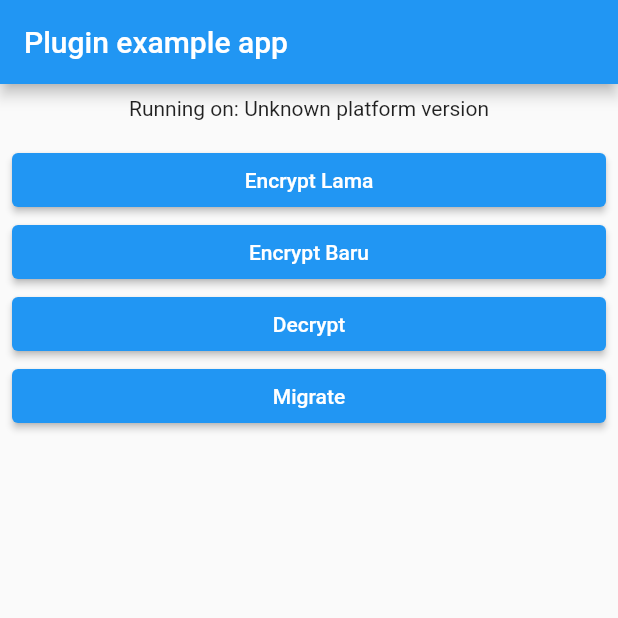
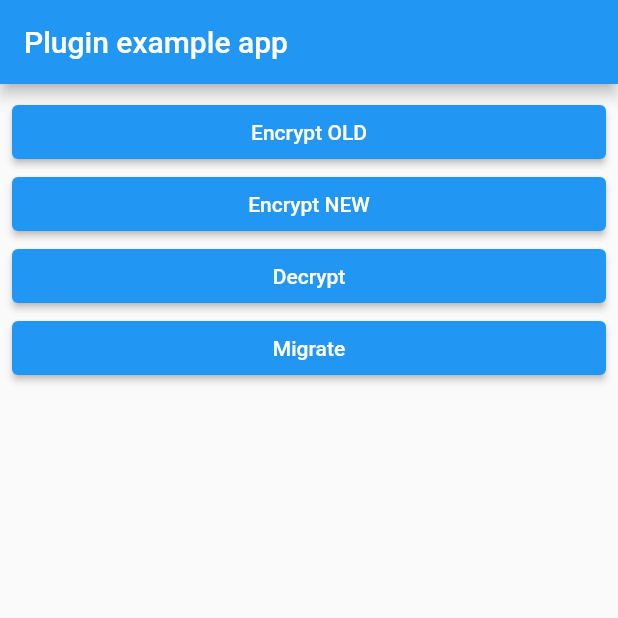
Before and after one commit to muhammadsaddamnur/keystore_strongbox, a Flutter app: the screen it shows after launch, after a tap on "Migrate", on a phone screen of 412 x 824 dp, the top half of it. Run offline on Flutter 3.47's test engine with Material 2 defaults, Android fonts, the phone set to English and light mode, and no system bars; our stand-ins replace plugin_platform_interface, shared_preferences; missing offline and left inert: biometricx.

Commit message:
chore: :zap: refactor example

```diff
--- a/example/lib/main.dart
+++ b/example/lib/main.dart
@@ -2,9 +2,6 @@ import 'dart:developer';
 
 import 'package:biometricx/biometricx.dart';
 import 'package:flutter/material.dart';
-import 'dart:async';
-
-import 'package:flutter/services.dart';
 import 'package:keystore_strongbox/keystore_strongbox.dart';
 
 void main() {
@@ -13,60 +10,39 @@ void main() {
 }
 
 class MyApp extends StatefulWidget {
-  const MyApp({super.key});
+  const MyApp({Key? key}) : super(key: key);
 
   @override
   State<MyApp> createState() => _MyAppState();
 }
 
 class _MyAppState extends State<MyApp> {
-  String _platformVersion = 'Unknown';
   final _keystoreStrongboxPlugin = KeystoreStrongbox();
 
   @override
   void initState() {
     super.initState();
-    initPlatformState();
   }
 
-  // Platform messages are asynchronous, so we initialize in an async method.
-  Future<void> initPlatformState() async {
-    String platformVersion;
-    // Platform messages may fail, so we use a try/catch PlatformException.
-    // We also handle the message potentially returning null.
-    try {
-      platformVersion = await _keystoreStrongboxPlugin.getPlatformVersion() ??
-          'Unknown platform version';
-    } on PlatformException {
-      platformVersion = 'Failed to get platform version.';
-    }
+  /// Migrates the initialization vector (IV) from the old keystore to the new keystore.
+  void migrate() async {
+    /// Try to find the IV with the current user in the new keystore
+    /// If it's null, retrieve the IV from the old keystore and migrate it to the new keystore
+    var newIV = await _keystoreStrongboxPlugin.getIV(
+      key: "indonesia",
+    );
+    log(newIV.toString());
+    if (newIV != null) return;
 
-    // If the widget was removed from the tree while the asynchronous platform
-    // message was in flight, we want to discard the reply rather than calling
-    // setState to update our non-existent appearance.
-    if (!mounted) return;
-
-    setState(() {
-      _platformVersion = platformVersion;
-    });
-  }
-
-  migrate() async {
-    /// coba cari iv dengan current user di keystore baru
-    /// kalo null ambil iv dari keystore lama pindah ke keystore baru
-    var baru = await _keystoreStrongboxPlugin.getIV(
-      key: "dam",
-    );
-    log(baru.toString());
-    if (baru != null) return;
-    var lama = await _keystoreStrongboxPlugin.getIV(
-      key: "dam",
+    var oldIV = await _keystoreStrongboxPlugin.getIV(
+      key: "indonesia",
       sharedPreferences: 'com.salkuadrat.biometricx',
     );
-    if (lama == null) return;
+    if (oldIV == null) return;
+
     await _keystoreStrongboxPlugin.setIV(
-      key: 'dam',
-      value: lama,
+      key: 'indonesia',
+      value: oldIV,
     );
   }
 
@@ -81,59 +57,46 @@ class _MyAppState extends State<MyApp> {
           padding: const EdgeInsets.all(8.0),
           child: ListView(
             children: [
-              Center(
-                child: Text('Running on: $_platformVersion\n'),
-              ),
               ElevatedButton(
                 onPressed: () async {
                   var res = await BiometricX.encrypt(
                     userAuthenticationRequired: false,
                     storeSharedPreferences: false,
-                    tag: 'dam',
+                    tag: 'indonesia',
                     returnCipher: true,
-                    messageKey: 'saddam',
-                    message: 'saddam',
+                    messageKey: 'bali',
+                    message: 'bali',
                   );
-                  log('x ' + res.data.toString());
+                  log('x ${res.data}');
                 },
-                child: Text('Encrypt Lama'),
+                child: const Text('Encrypt OLD'),
               ),
               ElevatedButton(
                 onPressed: () async {
                   var s = await _keystoreStrongboxPlugin.encrypt(
-                    tag: 'dam',
-                    message: 'saddam',
+                    tag: 'indonesia',
+                    message: 'bali',
                   );
 
-                  log('s ' + s.toString());
+                  log('s $s');
                 },
-                child: Text('Encrypt Baru'),
+                child: const Text('Encrypt NEW'),
               ),
               ElevatedButton(
                 onPressed: () async {
                   var s = await _keystoreStrongboxPlugin.decrypt(
-                    tag: 'dam',
-                    message: 'xLGFc++JfdtswrlQsGUFsWtdcRDaPQ==',
+                    tag: 'indonesia',
+                    message: 'va8YJOC3HXI0bZ/vURdXZnX7Xfs=',
                   );
-
-                  // var res = await BiometricX.decrypt(
-                  //   userAuthenticationRequired: false,
-                  //   storeSharedPreferences: false,
-                  //   tag: 'dam',
-                  //   cipherText: 'zrWht6XB2Hk147kORB4gRpost2DxMw==',
-                  //   messageKey: 'saddam',
-                  // );
-
-                  log('s ' + s.toString());
-                  // log('x ' + res.data.toString());
+                  log('s $s');
                 },
-                child: Text('Decrypt'),
+                child: const Text('Decrypt'),
               ),
               ElevatedButton(
                 onPressed: () async {
                   migrate();
                 },
-                child: Text('Migrate'),
+                child: const Text('Migrate'),
               ),
             ],
           ),
--- a/lib/keystore_strongbox.dart
+++ b/lib/keystore_strongbox.dart
@@ -1,10 +1,12 @@
 import 'keystore_strongbox_platform_interface.dart';
 
 class KeystoreStrongbox {
+  /// Retrieves the platform version from the underlying platform-specific implementation.
   Future<String?> getPlatformVersion() {
     return KeystoreStrongboxPlatform.instance.getPlatformVersion();
   }
 
+  /// Encrypts the provided message using the specified tag and sharedPreferences.
   Future<String?> encrypt({
     required String tag,
     required String message,
@@ -17,6 +19,7 @@ class KeystoreStrongbox {
     );
   }
 
+  /// Decrypts the provided message using the specified tag and sharedPreferences.
   Future<String?> decrypt({
     required String tag,
     required String message,
@@ -29,6 +32,7 @@ class KeystoreStrongbox {
     );
   }
 
+  /// Sets the initialization vector (IV) value for the specified key in the sharedPreferences.
   Future<bool?> setIV({
     required String key,
     required String value,
@@ -41,6 +45,7 @@ class KeystoreStrongbox {
     );
   }
 
+  /// Retrieves the initialization vector (IV) value for the specified key from the sharedPreferences.
   Future<String?> getIV({
     required String key,
     String sharedPreferences = 'iv_flutter_keystore_strongbox',
```
